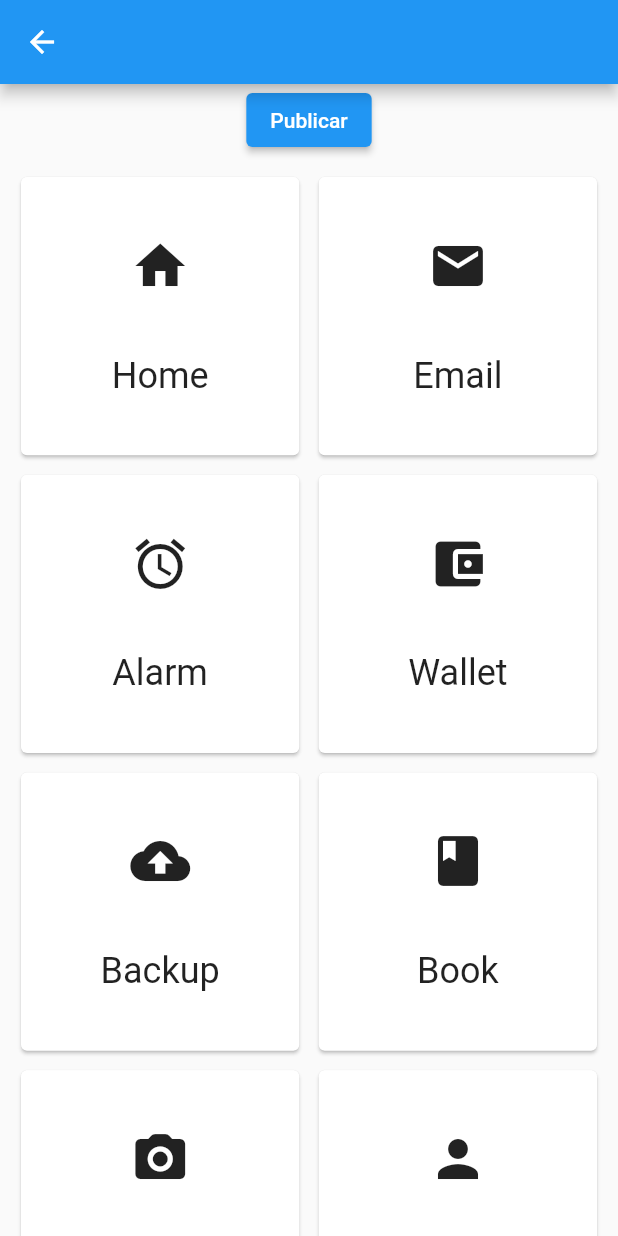
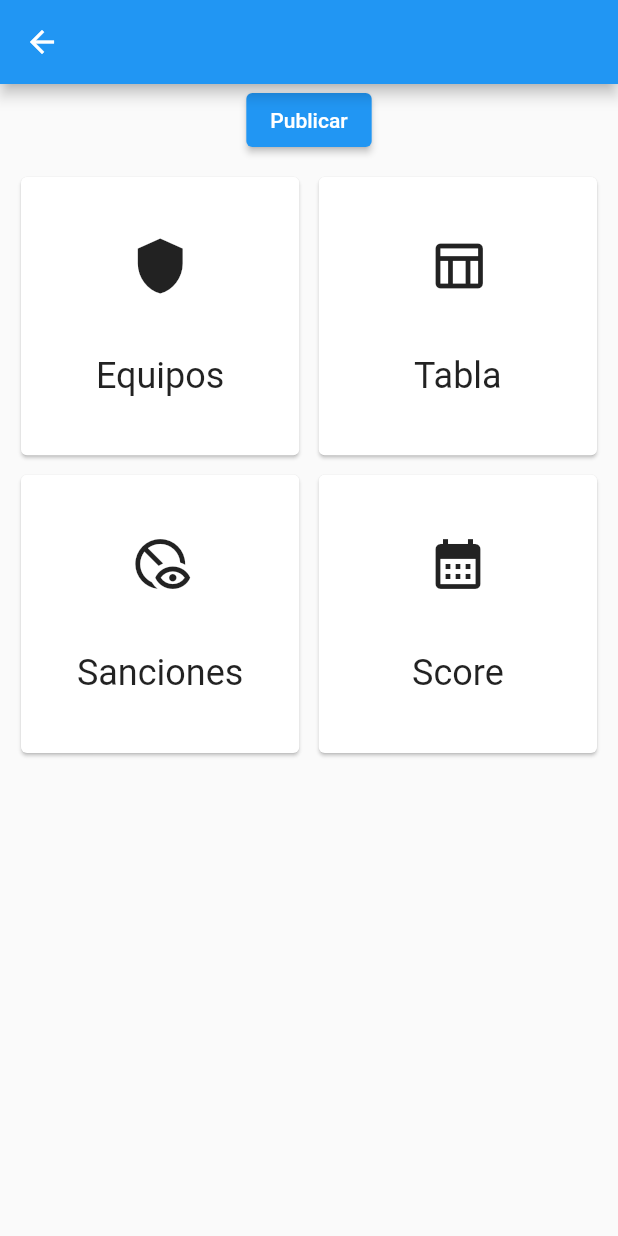
Before and after one commit to luisGumucio/match_day, a Flutter app: the CompetionDetail screen opened directly with empty values, on a phone screen of 412 x 824 dp. Run offline on Flutter 3.47's test engine with Material 2 defaults, Android fonts, the phone set to English and light mode, and no system bars; our stand-ins replace image_picker, pocketbase; network calls fail.

Commit message:
Add team page on detail consumption page

```diff
--- a/lib/constant/grid_layout_constant.dart
+++ b/lib/constant/grid_layout_constant.dart
@@ -1,36 +1,12 @@
 import 'package:flutter/material.dart';
 
 import '../models/grid_layout.dart';
+import '../views/competion/competion_detail_menu/detail_category_team.dart';
+import '../views/standings/standings_home.dart';
 
 List<GridLayout> options = [
-  GridLayout(title: 'Home', icon: Icons.home),
-  GridLayout(title: 'Email', icon: Icons.email),
-  GridLayout(title: 'Alarm', icon: Icons.access_alarm),
-  GridLayout(title: 'Wallet', icon: Icons.account_balance_wallet),
-  GridLayout(title: 'Backup', icon: Icons.backup),
-  GridLayout(title: 'Book', icon: Icons.book),
-  GridLayout(title: 'Camera', icon: Icons.camera_alt_rounded),
-  GridLayout(title: 'Person', icon: Icons.person),
-  GridLayout(title: 'Print', icon: Icons.print),
-  GridLayout(title: 'Phone', icon: Icons.phone),
-  GridLayout(title: 'Notes', icon: Icons.speaker_notes),
-  GridLayout(title: 'Music', icon: Icons.music_note_rounded),
-  GridLayout(title: 'Car', icon: Icons.directions_car),
-  GridLayout(title: 'Bicycle', icon: Icons.directions_bike),
-  GridLayout(title: 'Boat', icon: Icons.directions_boat),
-  GridLayout(title: 'Bus', icon: Icons.directions_bus),
-  GridLayout(title: 'Train', icon: Icons.directions_railway),
-  GridLayout(title: 'Walk', icon: Icons.directions_walk),
-  GridLayout(title: 'Contact', icon: Icons.contact_mail),
-  GridLayout(title: 'Duo', icon: Icons.duo),
-  GridLayout(title: 'Hour', icon: Icons.hourglass_bottom),
-  GridLayout(title: 'Mobile', icon: Icons.mobile_friendly),
-  GridLayout(title: 'Message', icon: Icons.message),
-  GridLayout(title: 'Key', icon: Icons.vpn_key),
-  GridLayout(title: 'Wifi', icon: Icons.wifi),
-  GridLayout(title: 'Bluetooth', icon: Icons.bluetooth),
-  GridLayout(title: 'Smile', icon: Icons.sentiment_satisfied),
-  GridLayout(title: 'QR', icon: Icons.qr_code),
-  GridLayout(title: 'ADD', icon: Icons.add_box),
-  GridLayout(title: 'Link', icon: Icons.link),
+  GridLayout(title: 'Equipos', icon: Icons.shield, page: const DetailCategoryTeam(title:'Equipos')),
+  GridLayout(title: 'Tabla', icon: Icons.table_chart_outlined, page: const StandingsHome()),
+  GridLayout(title: 'Sanciones', icon: Icons.disabled_visible_outlined, page: const DetailCategoryTeam(title:'Sanciones')),
+  GridLayout(title: 'Score', icon: Icons.calendar_month, page: const DetailCategoryTeam(title:'Score')),
 ];
--- a/lib/models/grid_layout.dart
+++ b/lib/models/grid_layout.dart
@@ -3,6 +3,7 @@ import 'package:flutter/material.dart';
 class GridLayout {
   final String title;
   final IconData icon;
+  final Widget page;
 
-  GridLayout({required this.title, required this.icon});
+  GridLayout({required this.title, required this.icon, required this.page});
 }
--- a/lib/services/team_service.dart
+++ b/lib/services/team_service.dart
@@ -21,4 +21,10 @@ class TeamService {
 
     return Team.fromJson(result);
   }
+
+  Future<List<Team>> getAllTeamByCategoryId(String categoryId, {int page = 1}) async {
+    final result = await client.collection(teamIndex).getList(page: page, perPage: 20, filter: 'categoryId = "$categoryId"', expand: 'categoryId');
+    var teams = teamBuilder.decode(result.items);
+    return teams;
+  }
 }
--- a/lib/views/competion/competion_detail.dart
+++ b/lib/views/competion/competion_detail.dart
@@ -1,4 +1,5 @@
 import 'package:flutter/material.dart';
+import 'package:match_day/models/grid_layout.dart';
 import '../../constant/grid_layout_constant.dart';
 import '../../models/competion.dart';
 import '../pages/grid_option.dart';
@@ -31,18 +32,28 @@ class _CompetionDetailState extends State<CompetionDetail> {
               shrinkWrap: true,
               crossAxisSpacing: 5,
               mainAxisSpacing: 5,
-              padding: EdgeInsets.all(10.0),
+              padding: const EdgeInsets.all(10.0),
               maxCrossAxisExtent: 200,
               children: List.generate(
-                options.length,
-                (index) => GridOptions(
-                  layout: options[index],
-                ),
-              ),
+                  options.length,
+                  (index) => GestureDetector(
+                        child: GridOptions(
+                          layout: options[index],
+                        ),
+                        onTap: () {
+                           goToItemMenu(options[index]);
+                        },
+                      )),
             ),
           ),
         ],
       ),
     );
   }
+
+  goToItemMenu(GridLayout option) {
+    Navigator.push(context, MaterialPageRoute(builder: (context) {
+      return option.page;
+    }));
+  }
 }
```
Also changed, not shown: lib/views/category/category_list_horizontal.dart (added, +58 -0 lines), lib/views/competion/competion_create.dart (+10 -8 lines), lib/views/competion/competion_detail_menu/detail_category_team.dart (added, +65 -0 lines), lib/views/competion/competion_home.dart (+22 -4 lines), lib/views/standings/standings_home.dart (+6 -39 lines).
